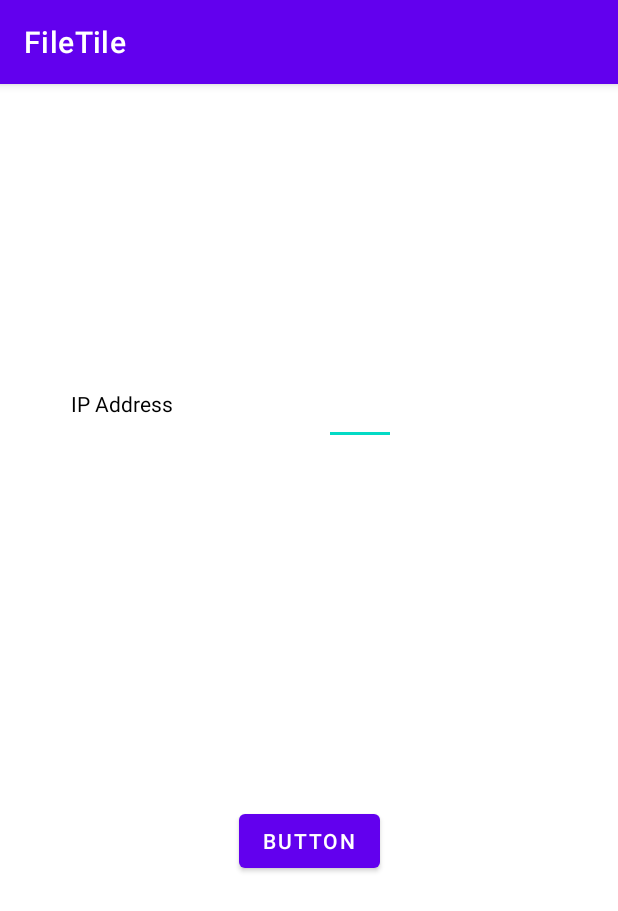
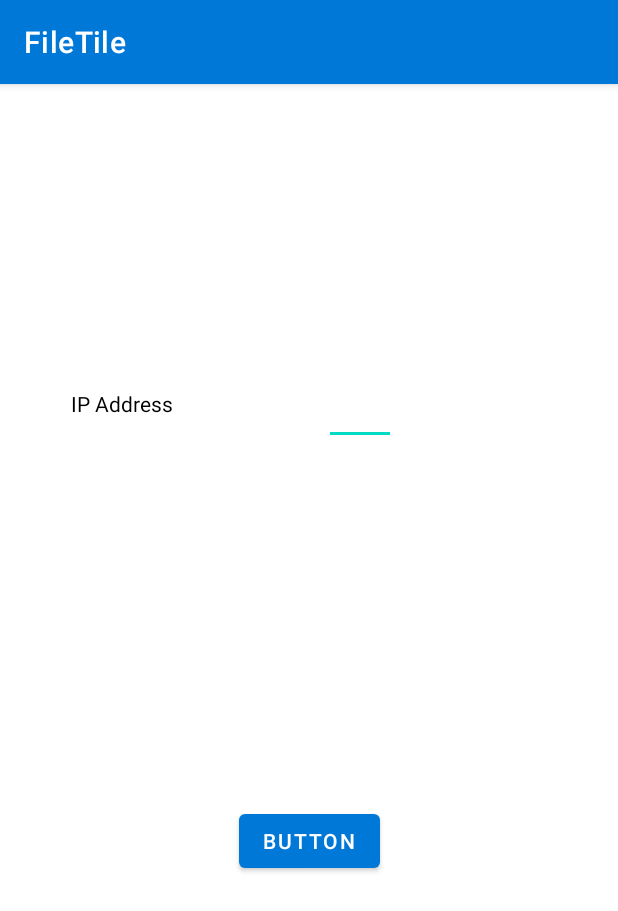
Before and after one commit to DeepakBalaraman/FileTile, an Android app: the screen it shows after launch (MainActivity), on a phone screen of 412 x 824 dp. Shown: the top 911 px of the screen. Run offline under Robolectric (Android 15) with nearby library versions, the phone set to English and light mode, and no system bars; 3 statements that could not run were skipped.

Commit message:
UI Colors Updated

```diff
--- a/app/src/main/res/values-night/themes.xml
+++ b/app/src/main/res/values-night/themes.xml
@@ -2,8 +2,8 @@
     <!-- Base application theme. -->
     <style name="Theme.FileTile" parent="Theme.MaterialComponents.DayNight.DarkActionBar">
         <!-- Primary brand color. -->
-        <item name="colorPrimary">@color/purple_200</item>
-        <item name="colorPrimaryVariant">@color/purple_700</item>
+        <item name="colorPrimary">@color/blue_200</item>
+        <item name="colorPrimaryVariant">@color/blue_700</item>
         <item name="colorOnPrimary">@color/black</item>
         <!-- Secondary brand color. -->
         <item name="colorSecondary">@color/teal_200</item>
--- a/app/src/main/res/values/colors.xml
+++ b/app/src/main/res/values/colors.xml
@@ -1,8 +1,8 @@
 <?xml version="1.0" encoding="utf-8"?>
 <resources>
-    <color name="purple_200">#FFBB86FC</color>
-    <color name="purple_500">#FF6200EE</color>
-    <color name="purple_700">#FF3700B3</color>
+    <color name="blue_200">#008FFF</color>
+    <color name="blue_500">#0078D7</color>
+    <color name="blue_700">#013C6A</color>
     <color name="teal_200">#FF03DAC5</color>
     <color name="teal_700">#FF018786</color>
     <color name="black">#FF000000</color>
--- a/app/src/main/res/values/themes.xml
+++ b/app/src/main/res/values/themes.xml
@@ -2,8 +2,8 @@
     <!-- Base application theme. -->
     <style name="Theme.FileTile" parent="Theme.MaterialComponents.DayNight.DarkActionBar">
         <!-- Primary brand color. -->
-        <item name="colorPrimary">@color/purple_500</item>
-        <item name="colorPrimaryVariant">@color/purple_700</item>
+        <item name="colorPrimary">@color/blue_500</item>
+        <item name="colorPrimaryVariant">@color/blue_700</item>
         <item name="colorOnPrimary">@color/white</item>
         <!-- Secondary brand color. -->
         <item name="colorSecondary">@color/teal_200</item>
```
